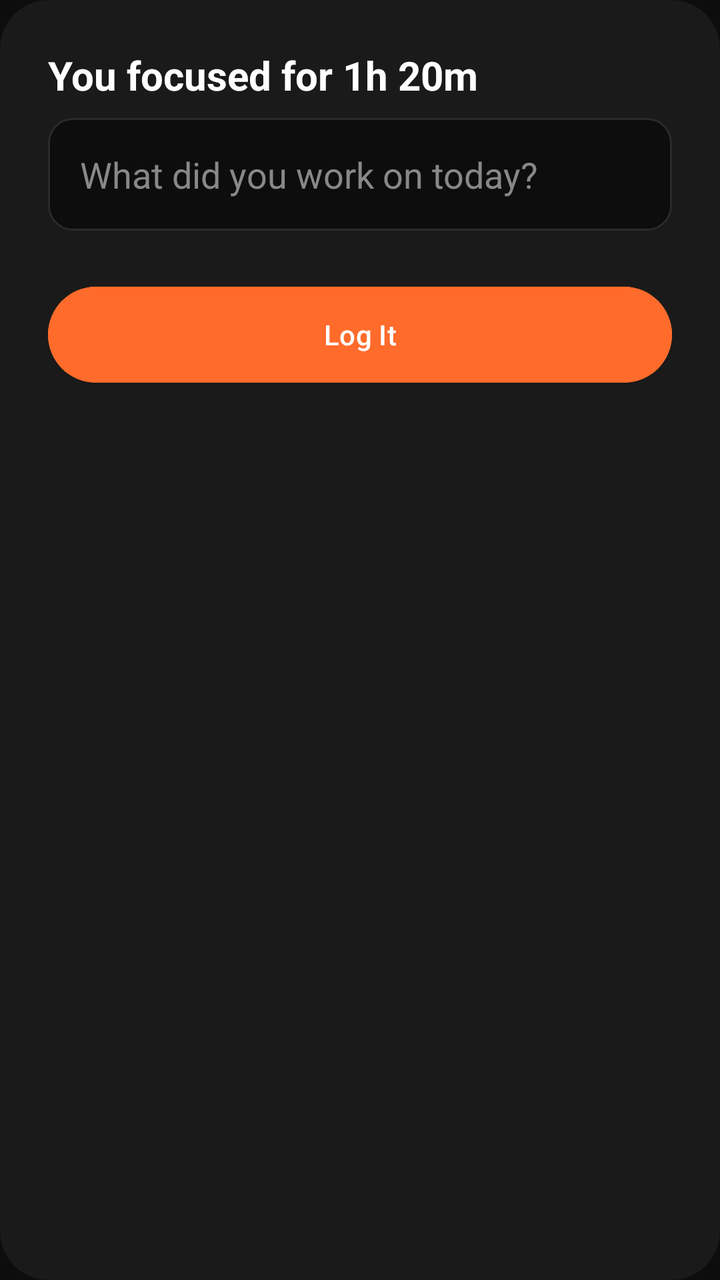
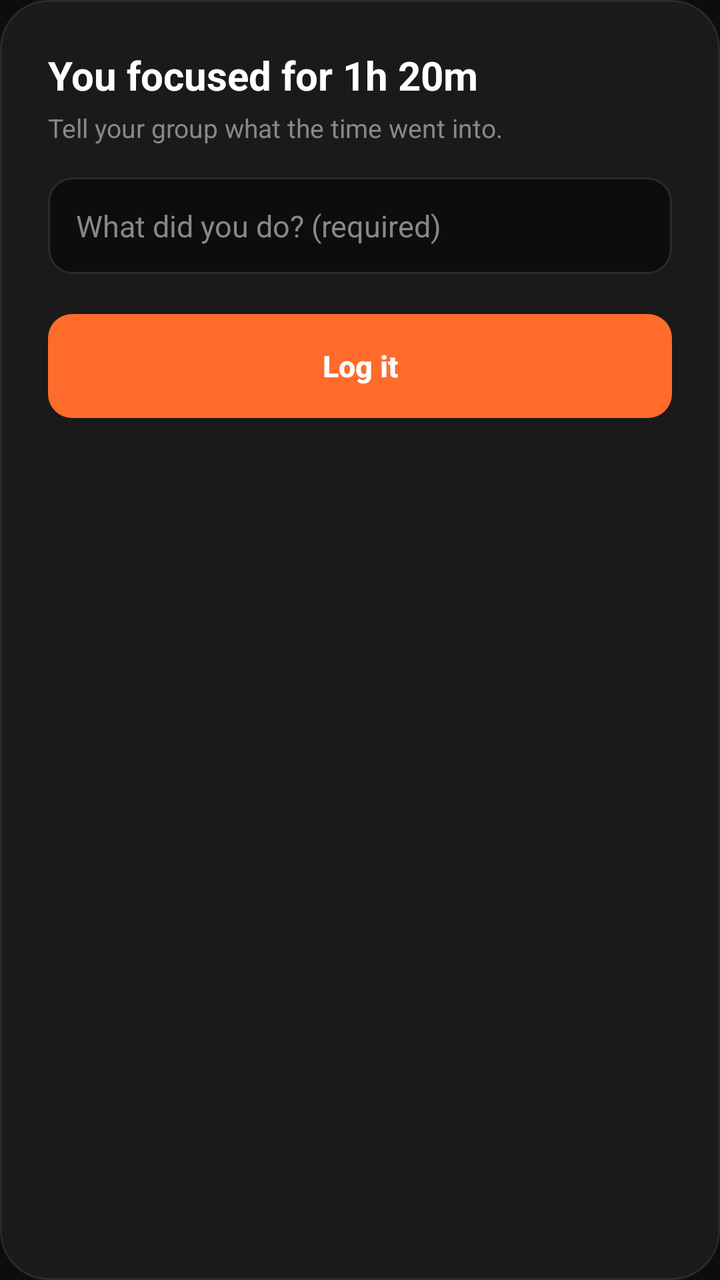

Screens rendered from an Android XML layout before and after an edit, with the pre-edit source and the edit as a unified diff.
<!-- AndroidManifest.xml: application theme Theme.Tether -->
<!-- res/layout/dialog_timer_note.xml -->
<?xml version="1.0" encoding="utf-8"?>
<androidx.cardview.widget.CardView xmlns:android="http://schemas.android.com/apk/res/android"
    xmlns:app="http://schemas.android.com/apk/res-auto"
    android:layout_width="match_parent"
    android:layout_height="wrap_content"
    app:cardBackgroundColor="@color/colorSurface"
    app:cardCornerRadius="24dp"
    app:cardElevation="0dp">

    <LinearLayout
        android:layout_width="match_parent"
        android:layout_height="wrap_content"
        android:orientation="vertical"
        android:padding="24dp">

        <TextView
            android:id="@+id/tvFocusedTime"
            android:layout_width="wrap_content"
            android:layout_height="wrap_content"
            android:text="You focused for 1h 20m"
            android:textColor="@color/colorTextPrimary"
            android:textSize="20sp"
            android:textStyle="bold"
            android:layout_marginBottom="8dp" />

        <EditText
            android:id="@+id/etNote"
            android:layout_width="match_parent"
            android:layout_height="wrap_content"
            android:hint="@string/log_note_hint"
            android:textColor="@color/colorTextPrimary"
            android:textColorHint="@color/colorTextSecondary"
            android:background="@drawable/bg_input_field"
            android:padding="16dp"
            android:layout_marginBottom="24dp" />

        <Button
            android:id="@+id/btnLogIt"
            android:layout_width="match_parent"
            android:layout_height="56dp"
            android:text="Log It"
            android:backgroundTint="@color/colorAccent"
            android:textColor="@color/colorTextPrimary" />
    </LinearLayout>
</androidx.cardview.widget.CardView>
<!-- resources referenced by this layout -->
<resources>
  <color name="colorAccent">#FF6B2B</color>
  <color name="colorSurface">#1A1A1A</color>
  <color name="colorTextPrimary">#FFFFFF</color>
  <color name="colorTextSecondary">#888888</color>
  <!-- drawable bg_input_field (drawable) -->
  <?xml version="1.0" encoding="utf-8"?>
  <shape xmlns:android="http://schemas.android.com/apk/res/android"
      android:shape="rectangle">
      <solid android:color="@color/colorBackground" />
      <stroke
          android:width="1dp"
          android:color="@color/colorBorder" />
      <corners android:radius="12dp" />
  </shape>
  <string name="log_note_hint">What did you work on today?</string>
  <style name="Theme.Tether" parent="Theme.Material3.Dark.NoActionBar">
          
          <item name="android:windowBackground">@color/colorBackground</item>
          <item name="colorPrimary">@color/colorAccent</item>
          <item name="colorSurface">@color/colorSurface</item>
          <item name="colorOnSurface">@color/colorTextPrimary</item>
  
          <item name="android:statusBarColor">@color/colorBackground</item>
          <item name="android:navigationBarColor">@color/colorBackground</item>
      </style>
  <color name="colorBackground">#0D0D0D</color>
  <color name="colorBorder">#2A2A2A</color>
</resources>

<!-- the commit's change to res/layout/dialog_timer_note.xml (unified diff, before → after) -->
@@ -1,45 +1,54 @@
 <?xml version="1.0" encoding="utf-8"?>
-<androidx.cardview.widget.CardView xmlns:android="http://schemas.android.com/apk/res/android"
-    xmlns:app="http://schemas.android.com/apk/res-auto"
+<LinearLayout xmlns:android="http://schemas.android.com/apk/res/android"
     android:layout_width="match_parent"
     android:layout_height="wrap_content"
-    app:cardBackgroundColor="@color/colorSurface"
-    app:cardCornerRadius="24dp"
-    app:cardElevation="0dp">
+    android:background="@drawable/bg_dialog"
+    android:orientation="vertical"
+    android:padding="24dp">
 
-    <LinearLayout
+    <TextView
+        android:id="@+id/tvFocusedTime"
+        android:layout_width="wrap_content"
+        android:layout_height="wrap_content"
+        android:text="You focused for 1h 20m"
+        android:textColor="@color/colorTextPrimary"
+        android:textSize="20sp"
+        android:textStyle="bold" />
+
+    <TextView
+        android:id="@+id/tvNoteSubtitle"
+        android:layout_width="wrap_content"
+        android:layout_height="wrap_content"
+        android:layout_marginTop="4dp"
+        android:layout_marginBottom="16dp"
+        android:text="Tell your group what the time went into."
+        android:textColor="@color/colorTextSecondary"
+        android:textSize="13sp" />
+
+    <EditText
+        android:id="@+id/etNote"
         android:layout_width="match_parent"
         android:layout_height="wrap_content"
-        android:orientation="vertical"
-        android:padding="24dp">
+        android:layout_marginBottom="20dp"
+        android:background="@drawable/bg_input_field"
+        android:hint="@string/log_note_hint"
+        android:importantForAutofill="no"
+        android:inputType="textMultiLine|textCapSentences"
+        android:maxLines="4"
+        android:padding="14dp"
+        android:textColor="@color/colorTextPrimary"
+        android:textColorHint="@color/colorTextSecondary"
+        android:textSize="15sp" />
 
-        <TextView
-            android:id="@+id/tvFocusedTime"
-            android:layout_width="wrap_content"
-            android:layout_height="wrap_content"
-            android:text="You focused for 1h 20m"
-            android:textColor="@color/colorTextPrimary"
-            android:textSize="20sp"
-            android:textStyle="bold"
-            android:layout_marginBottom="8dp" />
-
-        <EditText
-            android:id="@+id/etNote"
-            android:layout_width="match_parent"
-            android:layout_height="wrap_content"
-            android:hint="@string/log_note_hint"
-            android:textColor="@color/colorTextPrimary"
-            android:textColorHint="@color/colorTextSecondary"
-            android:background="@drawable/bg_input_field"
-            android:padding="16dp"
-            android:layout_marginBottom="24dp" />
-
-        <Button
-            android:id="@+id/btnLogIt"
-            android:layout_width="match_parent"
-            android:layout_height="56dp"
-            android:text="Log It"
-            android:backgroundTint="@color/colorAccent"
-            android:textColor="@color/colorTextPrimary" />
-    </LinearLayout>
-</androidx.cardview.widget.CardView>
+    <android.widget.Button
+        android:id="@+id/btnLogIt"
+        android:layout_width="match_parent"
+        android:layout_height="52dp"
+        android:background="@drawable/bg_button_primary"
+        android:stateListAnimator="@null"
+        android:text="Log it"
+        android:textAllCaps="false"
+        android:textColor="@color/colorTextPrimary"
+        android:textSize="15sp"
+        android:textStyle="bold" />
+</LinearLayout>
<!-- resource entries referenced after the edit -->
@@ -4,6 +4,23 @@
   <color name="colorSurface">#1A1A1A</color>
   <color name="colorTextPrimary">#FFFFFF</color>
   <color name="colorTextSecondary">#888888</color>
+  <!-- drawable bg_button_primary (drawable) -->
+  <?xml version="1.0" encoding="utf-8"?>
+  <shape xmlns:android="http://schemas.android.com/apk/res/android"
+      android:shape="rectangle">
+      <solid android:color="@color/colorAccent" />
+      <corners android:radius="12dp" />
+  </shape>
+  <!-- drawable bg_dialog (drawable) -->
+  <?xml version="1.0" encoding="utf-8"?>
+  <shape xmlns:android="http://schemas.android.com/apk/res/android"
+      android:shape="rectangle">
+      <solid android:color="@color/colorSurface" />
+      <stroke
+          android:width="1dp"
+          android:color="@color/colorBorder" />
+      <corners android:radius="24dp" />
+  </shape>
   <!-- drawable bg_input_field (drawable) -->
   <?xml version="1.0" encoding="utf-8"?>
   <shape xmlns:android="http://schemas.android.com/apk/res/android"
@@ -14,7 +31,7 @@
           android:color="@color/colorBorder" />
       <corners android:radius="12dp" />
   </shape>
-  <string name="log_note_hint">What did you work on today?</string>
+  <string name="log_note_hint">What did you do? (required)</string>
   <style name="Theme.Tether" parent="Theme.Material3.Dark.NoActionBar">
           
           <item name="android:windowBackground">@color/colorBackground</item>
